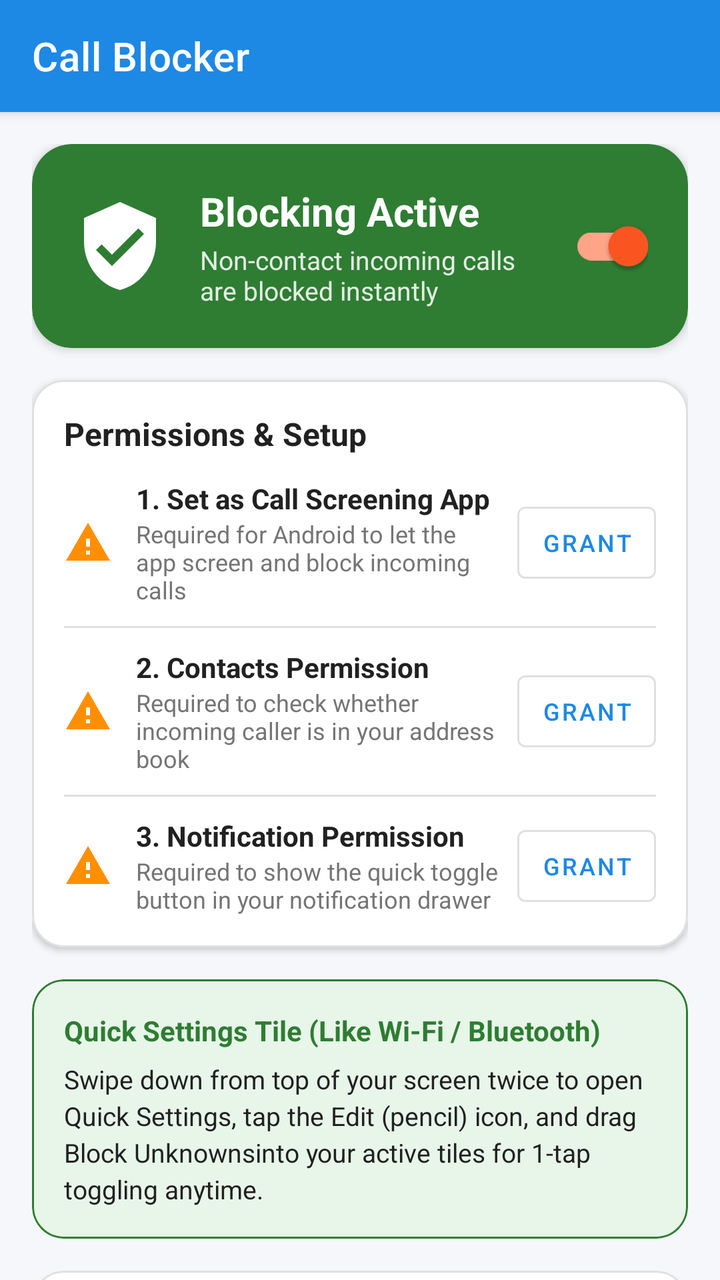
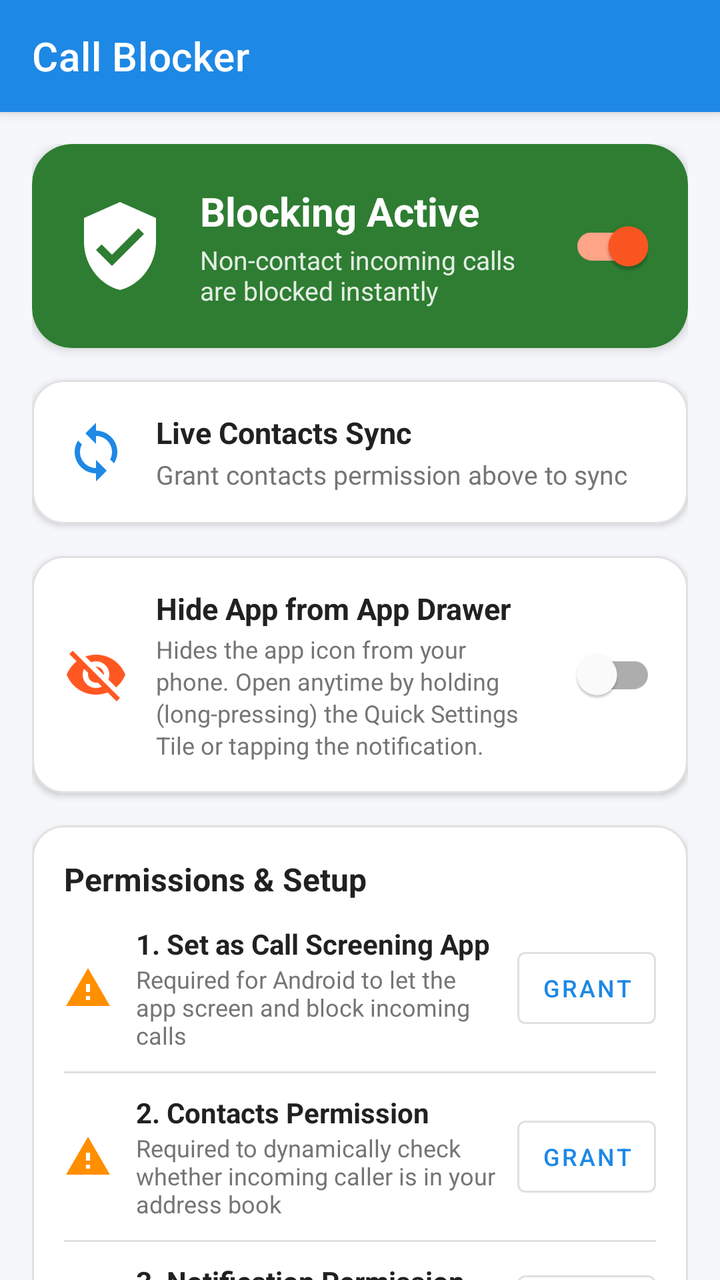

Screens rendered from an Android XML layout before and after an edit, with the pre-edit source and the edit as a unified diff.
<!-- AndroidManifest.xml: application theme Theme.CallBlocker -->
<!-- res/layout/activity_main.xml -->
<?xml version="1.0" encoding="utf-8"?>
<androidx.coordinatorlayout.widget.CoordinatorLayout
    xmlns:android="http://schemas.android.com/apk/res/android"
    xmlns:app="http://schemas.android.com/apk/res-auto"
    xmlns:tools="http://schemas.android.com/tools"
    android:layout_width="match_parent"
    android:layout_height="match_parent"
    android:background="@color/window_background">

    <com.google.android.material.appbar.AppBarLayout
        android:layout_width="match_parent"
        android:layout_height="wrap_content"
        android:elevation="2dp">

        <com.google.android.material.appbar.MaterialToolbar
            android:id="@+id/toolbar"
            android:layout_width="match_parent"
            android:layout_height="?attr/actionBarSize"
            android:background="@color/primary"
            app:title="@string/app_name"
            app:titleTextColor="#FFFFFF" />

    </com.google.android.material.appbar.AppBarLayout>

    <androidx.core.widget.NestedScrollView
        android:layout_width="match_parent"
        android:layout_height="match_parent"
        android:fillViewport="true"
        app:layout_behavior="@string/appbar_scrolling_view_behavior">

        <LinearLayout
            android:layout_width="match_parent"
            android:layout_height="wrap_content"
            android:orientation="vertical"
            android:padding="16dp">

            
            <com.google.android.material.card.MaterialCardView
                android:id="@+id/cardStatus"
                android:layout_width="match_parent"
                android:layout_height="wrap_content"
                android:layout_marginBottom="16dp"
                app:cardCornerRadius="20dp"
                app:cardElevation="3dp"
                app:strokeWidth="0dp">

                <LinearLayout
                    android:id="@+id/layoutStatusBg"
                    android:layout_width="match_parent"
                    android:layout_height="wrap_content"
                    android:background="@drawable/bg_status_active"
                    android:orientation="vertical"
                    android:padding="20dp">

                    <LinearLayout
                        android:layout_width="match_parent"
                        android:layout_height="wrap_content"
                        android:gravity="center_vertical"
                        android:orientation="horizontal">

                        <ImageView
                            android:id="@+id/imgStatusIcon"
                            android:layout_width="48dp"
                            android:layout_height="48dp"
                            android:contentDescription="@string/app_name"
                            android:src="@drawable/ic_shield"
                            app:tint="#FFFFFF" />

                        <LinearLayout
                            android:layout_width="0dp"
                            android:layout_height="wrap_content"
                            android:layout_marginStart="16dp"
                            android:layout_weight="1"
                            android:orientation="vertical">

                            <TextView
                                android:id="@+id/tvStatusTitle"
                                android:layout_width="wrap_content"
                                android:layout_height="wrap_content"
                                android:text="@string/blocking_active"
                                android:textColor="#FFFFFF"
                                android:textSize="20sp"
                                android:textStyle="bold" />

                            <TextView
                                android:id="@+id/tvStatusDesc"
                                android:layout_width="wrap_content"
                                android:layout_height="wrap_content"
                                android:layout_marginTop="2dp"
                                android:text="@string/status_active_desc"
                                android:textColor="#DDFFFFFF"
                                android:textSize="13sp" />

                        </LinearLayout>

                        <com.google.android.material.switchmaterial.SwitchMaterial
                            android:id="@+id/switchBlocker"
                            android:layout_width="wrap_content"
                            android:layout_height="wrap_content"
                            android:checked="true"
                            app:useMaterialThemeColors="true" />

                    </LinearLayout>

                </LinearLayout>

            </com.google.android.material.card.MaterialCardView>

            
            <com.google.android.material.card.MaterialCardView
                android:id="@+id/cardSetup"
                android:layout_width="match_parent"
                android:layout_height="wrap_content"
                android:layout_marginBottom="16dp"
                app:cardBackgroundColor="@color/surface_card"
                app:cardCornerRadius="16dp"
                app:cardElevation="2dp"
                app:strokeColor="@color/divider"
                app:strokeWidth="1dp">

                <LinearLayout
                    android:layout_width="match_parent"
                    android:layout_height="wrap_content"
                    android:orientation="vertical"
                    android:padding="16dp">

                    <TextView
                        android:layout_width="wrap_content"
                        android:layout_height="wrap_content"
                        android:text="@string/title_setup"
                        android:textColor="@color/text_primary"
                        android:textSize="16sp"
                        android:textStyle="bold" />

                    
                    <LinearLayout
                        android:layout_width="match_parent"
                        android:layout_height="wrap_content"
                        android:layout_marginTop="12dp"
                        android:gravity="center_vertical"
                        android:orientation="horizontal">

                        <ImageView
                            android:id="@+id/iconPermScreening"
                            android:layout_width="24dp"
                            android:layout_height="24dp"
                            android:src="@drawable/ic_warning"
                            android:contentDescription="@null" />

                        <LinearLayout
                            android:layout_width="0dp"
                            android:layout_height="wrap_content"
                            android:layout_marginStart="12dp"
                            android:layout_marginEnd="8dp"
                            android:layout_weight="1"
                            android:orientation="vertical">

                            <TextView
                                android:layout_width="wrap_content"
                                android:layout_height="wrap_content"
                                android:text="@string/perm_screening_title"
                                android:textColor="@color/text_primary"
                                android:textSize="14sp"
                                android:textStyle="bold" />

                            <TextView
                                android:layout_width="wrap_content"
                                android:layout_height="wrap_content"
                                android:text="@string/perm_screening_desc"
                                android:textColor="@color/text_secondary"
                                android:textSize="12sp" />
                        </LinearLayout>

                        <com.google.android.material.button.MaterialButton
                            android:id="@+id/btnGrantScreening"
                            style="@style/Widget.MaterialComponents.Button.OutlinedButton"
                            android:layout_width="wrap_content"
                            android:layout_height="wrap_content"
                            android:minWidth="0dp"
                            android:paddingLeft="12dp"
                            android:paddingRight="12dp"
                            android:text="@string/btn_grant"
                            android:textSize="12sp" />
                    </LinearLayout>

                    <View
                        android:layout_width="match_parent"
                        android:layout_height="1dp"
                        android:layout_marginTop="10dp"
                        android:layout_marginBottom="10dp"
                        android:background="@color/divider" />

                    
                    <LinearLayout
                        android:layout_width="match_parent"
                        android:layout_height="wrap_content"
                        android:gravity="center_vertical"
                        android:orientation="horizontal">

                        <ImageView
                            android:id="@+id/iconPermContacts"
                            android:layout_width="24dp"
                            android:layout_height="24dp"
                            android:src="@drawable/ic_warning"
                            android:contentDescription="@null" />

                        <LinearLayout
                            android:layout_width="0dp"
                            android:layout_height="wrap_content"
                            android:layout_marginStart="12dp"
                            android:layout_marginEnd="8dp"
                            android:layout_weight="1"
                            android:orientation="vertical">

                            <TextView
                                android:layout_width="wrap_content"
                                android:layout_height="wrap_content"
                                android:text="@string/perm_contacts_title"
                                android:textColor="@color/text_primary"
                                android:textSize="14sp"
                                android:textStyle="bold" />

                            <TextView
                                android:layout_width="wrap_content"
                                android:layout_height="wrap_content"
                                android:text="@string/perm_contacts_desc"
                                android:textColor="@color/text_secondary"
                                android:textSize="12sp" />
                        </LinearLayout>

                        <com.google.android.material.button.MaterialButton
                            android:id="@+id/btnGrantContacts"
                            style="@style/Widget.MaterialComponents.Button.OutlinedButton"
                            android:layout_width="wrap_content"
                            android:layout_height="wrap_content"
                            android:minWidth="0dp"
                            android:paddingLeft="12dp"
                            android:paddingRight="12dp"
                            android:text="@string/btn_grant"
                            android:textSize="12sp" />
                    </LinearLayout>

                    <View
                        android:layout_width="match_parent"
                        android:layout_height="1dp"
                        android:layout_marginTop="10dp"
                        android:layout_marginBottom="10dp"
                        android:background="@color/divider" />

                    
                    <LinearLayout
                        android:layout_width="match_parent"
                        android:layout_height="wrap_content"
                        android:gravity="center_vertical"
                        android:orientation="horizontal">

                        <ImageView
                            android:id="@+id/iconPermNotification"
                            android:layout_width="24dp"
                            android:layout_height="24dp"
                            android:src="@drawable/ic_warning"
                            android:contentDescription="@null" />

                        <LinearLayout
                            android:layout_width="0dp"
                            android:layout_height="wrap_content"
                            android:layout_marginStart="12dp"
                            android:layout_marginEnd="8dp"
                            android:layout_weight="1"
                            android:orientation="vertical">

                            <TextView
                                android:layout_width="wrap_content"
                                android:layout_height="wrap_content"
                                android:text="@string/perm_notification_title"
                                android:textColor="@color/text_primary"
                                android:textSize="14sp"
                                android:textStyle="bold" />

                            <TextView
                                android:layout_width="wrap_content"
                                android:layout_height="wrap_content"
                                android:text="@string/perm_notification_desc"
                                android:textColor="@color/text_secondary"
                                android:textSize="12sp" />
                        </LinearLayout>

                        <com.google.android.material.button.MaterialButton
                            android:id="@+id/btnGrantNotification"
                            style="@style/Widget.MaterialComponents.Button.OutlinedButton"
                            android:layout_width="wrap_content"
                            android:layout_height="wrap_content"
                            android:minWidth="0dp"
                            android:paddingLeft="12dp"
                            android:paddingRight="12dp"
                            android:text="@string/btn_grant"
                            android:textSize="12sp" />
                    </LinearLayout>

                </LinearLayout>

            </com.google.android.material.card.MaterialCardView>

            
            <com.google.android.material.card.MaterialCardView
                android:layout_width="match_parent"
                android:layout_height="wrap_content"
                android:layout_marginBottom="16dp"
                app:cardBackgroundColor="@color/color_active_light"
                app:cardCornerRadius="16dp"
                app:cardElevation="0dp"
                app:strokeColor="@color/color_active"
                app:strokeWidth="1dp">

                <LinearLayout
                    android:layout_width="match_parent"
                    android:layout_height="wrap_content"
                    android:orientation="vertical"
                    android:padding="16dp">

                    <TextView
                        android:layout_width="wrap_content"
                        android:layout_height="wrap_content"
                        android:text="@string/title_tile_guide"
                        android:textColor="@color/color_active"
                        android:textSize="14sp"
                        android:textStyle="bold" />

                    <TextView
                        android:layout_width="wrap_content"
                        android:layout_height="wrap_content"
                        android:layout_marginTop="6dp"
                        android:text="@string/tile_guide_desc"
                        android:textColor="@color/text_primary"
                        android:textSize="13sp"
                        android:lineSpacingExtra="3dp" />

                </LinearLayout>

            </com.google.android.material.card.MaterialCardView>

            
            <com.google.android.material.card.MaterialCardView
                android:layout_width="match_parent"
                android:layout_height="wrap_content"
                app:cardBackgroundColor="@color/surface_card"
                app:cardCornerRadius="16dp"
                app:cardElevation="2dp"
                app:strokeColor="@color/divider"
                app:strokeWidth="1dp">

                <LinearLayout
                    android:layout_width="match_parent"
                    android:layout_height="wrap_content"
                    android:orientation="vertical"
                    android:padding="16dp">

                    <LinearLayout
                        android:layout_width="match_parent"
                        android:layout_height="wrap_content"
                        android:gravity="center_vertical"
                        android:orientation="horizontal">

                        <TextView
                            android:id="@+id/tvHistoryTitle"
                            android:layout_width="0dp"
                            android:layout_height="wrap_content"
                            android:layout_weight="1"
                            android:text="@string/title_history"
                            android:textColor="@color/text_primary"
                            android:textSize="16sp"
                            android:textStyle="bold" />

                        <TextView
                            android:id="@+id/btnClearHistory"
                            android:layout_width="wrap_content"
                            android:layout_height="wrap_content"
                            android:background="?attr/selectableItemBackground"
                            android:padding="4dp"
                            android:text="@string/btn_clear_history"
                            android:textColor="@color/primary"
                            android:textSize="13sp"
                            android:textStyle="bold" />

                    </LinearLayout>

                    <TextView
                        android:id="@+id/tvEmptyHistory"
                        android:layout_width="match_parent"
                        android:layout_height="wrap_content"
                        android:layout_marginTop="20dp"
                        android:layout_marginBottom="20dp"
                        android:gravity="center"
                        android:text="@string/empty_history"
                        android:textColor="@color/text_secondary"
                        android:textSize="14sp" />

                    <androidx.recyclerview.widget.RecyclerView
                        android:id="@+id/rvBlockedCalls"
                        android:layout_width="match_parent"
                        android:layout_height="wrap_content"
                        android:layout_marginTop="8dp"
                        android:nestedScrollingEnabled="false"
                        android:visibility="gone" />

                </LinearLayout>

            </com.google.android.material.card.MaterialCardView>

        </LinearLayout>

    </androidx.core.widget.NestedScrollView>

</androidx.coordinatorlayout.widget.CoordinatorLayout>
<!-- resources referenced by this layout -->
<resources>
  <color name="color_active">#2E7D32</color>
  <color name="color_active_light">#E8F5E9</color>
  <color name="divider">#E0E0E0</color>
  <color name="primary">#1E88E5</color>
  <color name="surface_card">#FFFFFF</color>
  <color name="text_primary">#212121</color>
  <color name="text_secondary">#757575</color>
  <color name="window_background">#F5F7FA</color>
  <!-- drawable bg_status_active (drawable) -->
  <shape xmlns:android="http://schemas.android.com/apk/res/android"
      android:shape="rectangle">
      <solid android:color="@color/color_active" />
      <corners android:radius="20dp" />
  </shape>
  <string name="app_name">Call Blocker</string>
  <string name="blocking_active">Blocking Active</string>
  <string name="btn_clear_history">Clear History</string>
  <string name="btn_grant">Grant</string>
  <string name="empty_history">No calls blocked yet</string>
  <string name="perm_contacts_desc">Required to check whether incoming caller is in your address book</string>
  <string name="perm_contacts_title">2. Contacts Permission</string>
  <string name="perm_notification_desc">Required to show the quick toggle button in your notification drawer</string>
  <string name="perm_notification_title">3. Notification Permission</string>
  <string name="perm_screening_desc">Required for Android to let the app screen and block incoming calls</string>
  <string name="perm_screening_title">1. Set as Call Screening App</string>
  <string name="status_active_desc">Non-contact incoming calls are blocked instantly</string>
  <string name="tile_guide_desc">Swipe down from top of your screen twice to open Quick Settings, tap the Edit (pencil) icon, and drag "Block Unknowns" into your active tiles for 1-tap toggling anytime.</string>
  <string name="title_history">Recently Blocked Calls</string>
  <string name="title_setup">Permissions &amp; Setup</string>
  <string name="title_tile_guide">Quick Settings Tile (Like Wi-Fi / Bluetooth)</string>
  <color name="primary_dark">#1565C0</color>
  <color name="accent">#FF5722</color>
  <!-- unchanged entries left out for length: 3 -->
</resources>

<!-- the commit's change to res/layout/activity_main.xml (unified diff, before → after) -->
@@ -98,6 +98,131 @@
                             android:layout_width="wrap_content"
                             android:layout_height="wrap_content"
                             android:checked="true"
+                            app:useMaterialThemeColors="true" />
+
+                    </LinearLayout>
+
+                </LinearLayout>
+
+            </com.google.android.material.card.MaterialCardView>
+
+            
+            <com.google.android.material.card.MaterialCardView
+                android:layout_width="match_parent"
+                android:layout_height="wrap_content"
+                android:layout_marginBottom="16dp"
+                app:cardBackgroundColor="@color/surface_card"
+                app:cardCornerRadius="16dp"
+                app:cardElevation="2dp"
+                app:strokeColor="@color/divider"
+                app:strokeWidth="1dp">
+
+                <LinearLayout
+                    android:layout_width="match_parent"
+                    android:layout_height="wrap_content"
+                    android:gravity="center_vertical"
+                    android:orientation="horizontal"
+                    android:padding="16dp">
+
+                    <ImageView
+                        android:id="@+id/imgSyncIcon"
+                        android:layout_width="32dp"
+                        android:layout_height="32dp"
+                        android:src="@drawable/ic_sync"
+                        app:tint="@color/primary"
+                        android:contentDescription="@null" />
+
+                    <LinearLayout
+                        android:layout_width="0dp"
+                        android:layout_height="wrap_content"
+                        android:layout_marginStart="14dp"
+                        android:layout_weight="1"
+                        android:orientation="vertical">
+
+                        <TextView
+                            android:layout_width="wrap_content"
+                            android:layout_height="wrap_content"
+                            android:text="@string/title_contacts_sync"
+                            android:textColor="@color/text_primary"
+                            android:textSize="15sp"
+                            android:textStyle="bold" />
+
+                        <TextView
+                            android:id="@+id/tvContactsStatus"
+                            android:layout_width="wrap_content"
+                            android:layout_height="wrap_content"
+                            android:layout_marginTop="2dp"
+                            android:text="@string/contacts_not_granted"
+                            android:textColor="@color/text_secondary"
+                            android:textSize="13sp" />
+
+                    </LinearLayout>
+
+                </LinearLayout>
+
+            </com.google.android.material.card.MaterialCardView>
+
+            
+            <com.google.android.material.card.MaterialCardView
+                android:layout_width="match_parent"
+                android:layout_height="wrap_content"
+                android:layout_marginBottom="16dp"
+                app:cardBackgroundColor="@color/surface_card"
+                app:cardCornerRadius="16dp"
+                app:cardElevation="2dp"
+                app:strokeColor="@color/divider"
+                app:strokeWidth="1dp">
+
+                <LinearLayout
+                    android:layout_width="match_parent"
+                    android:layout_height="wrap_content"
+                    android:orientation="vertical"
+                    android:padding="16dp">
+
+                    <LinearLayout
+                        android:layout_width="match_parent"
+                        android:layout_height="wrap_content"
+                        android:gravity="center_vertical"
+                        android:orientation="horizontal">
+
+                        <ImageView
+                            android:layout_width="32dp"
+                            android:layout_height="32dp"
+                            android:src="@drawable/ic_visibility_off"
+                            app:tint="@color/accent"
+                            android:contentDescription="@null" />
+
+                        <LinearLayout
+                            android:layout_width="0dp"
+                            android:layout_height="wrap_content"
+                            android:layout_marginStart="14dp"
+                            android:layout_marginEnd="8dp"
+                            android:layout_weight="1"
+                            android:orientation="vertical">
+
+                            <TextView
+                                android:layout_width="wrap_content"
+                                android:layout_height="wrap_content"
+                                android:text="@string/hide_app_title"
+                                android:textColor="@color/text_primary"
+                                android:textSize="15sp"
+                                android:textStyle="bold" />
+
+                            <TextView
+                                android:layout_width="wrap_content"
+                                android:layout_height="wrap_content"
+                                android:layout_marginTop="2dp"
+                                android:text="@string/hide_app_desc"
+                                android:textColor="@color/text_secondary"
+                                android:textSize="12sp"
+                                android:lineSpacingExtra="2dp" />
+
+                        </LinearLayout>
+
+                        <com.google.android.material.switchmaterial.SwitchMaterial
+                            android:id="@+id/switchHideApp"
+                            android:layout_width="wrap_content"
+                            android:layout_height="wrap_content"
                             app:useMaterialThemeColors="true" />
 
                     </LinearLayout>
<!-- resource entries referenced after the edit -->
@@ -14,19 +14,43 @@
       <solid android:color="@color/color_active" />
       <corners android:radius="20dp" />
   </shape>
+  <!-- drawable ic_sync (drawable) -->
+  <vector xmlns:android="http://schemas.android.com/apk/res/android"
+      android:width="24dp"
+      android:height="24dp"
+      android:viewportWidth="24"
+      android:viewportHeight="24">
+    <path
+        android:fillColor="#FF212121"
+        android:pathData="M12,4V1L8,5l4,4V6c3.31,0 6,2.69 6,6 0,1.01 -0.25,1.97 -0.7,2.8l1.46,1.46C19.54,15.03 20,13.57 20,12c0,-4.42 -3.58,-8 -8,-8zM12,18c-3.31,0 -6,-2.69 -6,-6 0,-1.01 0.25,-1.97 0.7,-2.8L5.24,7.74C4.46,8.97 4,10.43 4,12c0,4.42 3.58,8 8,8v3l4,-4 -4,-4v3z"/>
+  </vector>
+  <!-- drawable ic_visibility_off (drawable) -->
+  <vector xmlns:android="http://schemas.android.com/apk/res/android"
+      android:width="24dp"
+      android:height="24dp"
+      android:viewportWidth="24"
+      android:viewportHeight="24">
+    <path
+        android:fillColor="#FF212121"
+        android:pathData="M12,7c2.76,0 5,2.24 5,5 0,0.65 -0.13,1.26 -0.36,1.83l2.92,2.92c1.51,-1.26 2.7,-2.89 3.44,-4.75 -1.73,-4.39 -6,-7.5 -11,-7.5 -1.4,0 -2.74,0.25 -3.98,0.7l2.16,2.16C10.74,7.13 11.35,7 12,7zM2,4.27l2.28,2.28 0.46,0.46C3.08,8.3 1.78,10.02 1,12c1.73,4.39 6,7.5 11,7.5 1.55,0 3.03,-0.3 4.38,-0.84l0.42,0.42L19.73,22 21,20.73 3.27,3 2,4.27zM7.53,9.8l1.55,1.55c-0.05,0.21 -0.08,0.43 -0.08,0.65 0,1.66 1.34,3 3,3 0.22,0 0.44,-0.03 0.65,-0.08l1.55,1.55c-0.67,0.33 -1.41,0.53 -2.2,0.53 -2.76,0 -5,-2.24 -5,-5 0,-0.79 0.2,-1.53 0.53,-2.2zM11.84,9.02l3.15,3.15 0.02,-0.16c0,-1.66 -1.34,-3 -3,-3l-0.17,0.01z"/>
+  </vector>
   <string name="app_name">Call Blocker</string>
   <string name="blocking_active">Blocking Active</string>
   <string name="btn_clear_history">Clear History</string>
   <string name="btn_grant">Grant</string>
+  <string name="contacts_not_granted">Grant contacts permission above to sync</string>
   <string name="empty_history">No calls blocked yet</string>
-  <string name="perm_contacts_desc">Required to check whether incoming caller is in your address book</string>
+  <string name="hide_app_desc">Hides the app icon from your phone. Open anytime by holding (long-pressing) the Quick Settings Tile or tapping the notification.</string>
+  <string name="hide_app_title">Hide App from App Drawer</string>
+  <string name="perm_contacts_desc">Required to dynamically check whether incoming caller is in your address book</string>
   <string name="perm_contacts_title">2. Contacts Permission</string>
   <string name="perm_notification_desc">Required to show the quick toggle button in your notification drawer</string>
   <string name="perm_notification_title">3. Notification Permission</string>
   <string name="perm_screening_desc">Required for Android to let the app screen and block incoming calls</string>
   <string name="perm_screening_title">1. Set as Call Screening App</string>
   <string name="status_active_desc">Non-contact incoming calls are blocked instantly</string>
-  <string name="tile_guide_desc">Swipe down from top of your screen twice to open Quick Settings, tap the Edit (pencil) icon, and drag "Block Unknowns" into your active tiles for 1-tap toggling anytime.</string>
+  <string name="tile_guide_desc">Swipe down twice from top of screen, tap Edit (pencil), and drag "Block Unknowns" next to Wi-Fi/Bluetooth.\n\n• Tap tile: Toggle blocking On/Off\n• Hold (long-press) tile: Open this app anytime</string>
+  <string name="title_contacts_sync">Live Contacts Sync</string>
   <string name="title_history">Recently Blocked Calls</string>
   <string name="title_setup">Permissions &amp; Setup</string>
   <string name="title_tile_guide">Quick Settings Tile (Like Wi-Fi / Bluetooth)</string>
